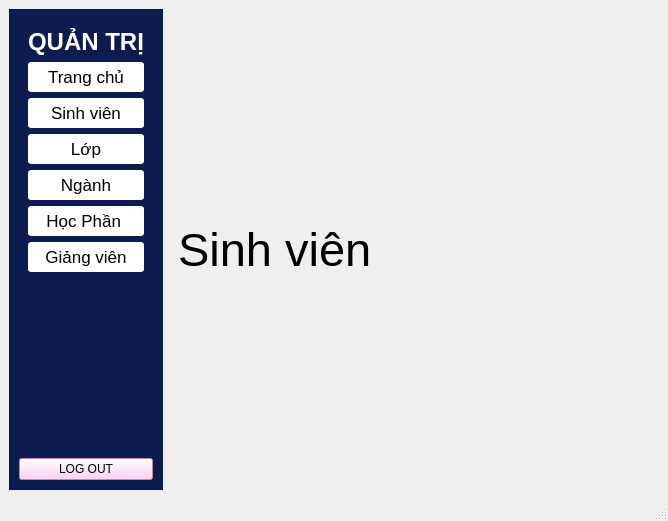
This is gui/quantri.ui in trungnguyen9999/StudentCheckedFace as Qt 5 draws it before an edit. The edited form follows.
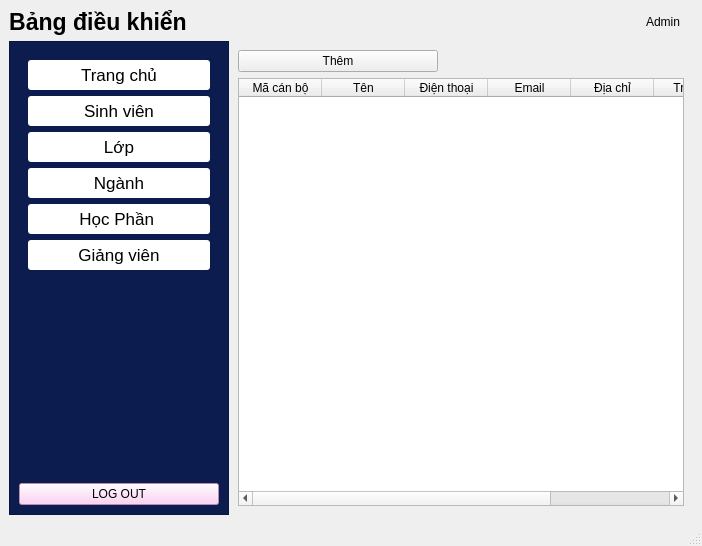
This is the edited form. Icons and pictures are not drawn.

What changed in the file:
```diff
--- a/gui/quantri.ui
+++ b/gui/quantri.ui
@@ -6,28 +6,109 @@
    <rect>
     <x>0</x>
     <y>0</y>
-    <width>668</width>
-    <height>521</height>
+    <width>702</width>
+    <height>546</height>
    </rect>
   </property>
   <property name="windowTitle">
    <string>Quản trị</string>
   </property>
   <widget class="QWidget" name="centralwidget">
-   <layout class="QGridLayout" name="gridLayout">
+   <layout class="QGridLayout" name="gridLayout_3">
     <item row="0" column="0">
-     <layout class="QHBoxLayout" name="horizontalLayout_2">
+     <layout class="QVBoxLayout" name="verticalLayout_2"/>
+    </item>
+    <item row="1" column="0">
+     <layout class="QHBoxLayout" name="horizontalLayout">
+      <item>
+       <widget class="QLabel" name="label">
+        <property name="maximumSize">
+         <size>
+          <width>16777215</width>
+          <height>50</height>
+         </size>
+        </property>
+        <property name="font">
+         <font>
+          <pointsize>17</pointsize>
+          <weight>75</weight>
+          <bold>true</bold>
+         </font>
+        </property>
+        <property name="styleSheet">
+         <string notr="true"/>
+        </property>
+        <property name="text">
+         <string>Bảng điều khiển</string>
+        </property>
+        <property name="alignment">
+         <set>Qt::AlignCenter</set>
+        </property>
+        <property name="margin">
+         <number>10</number>
+        </property>
+       </widget>
+      </item>
+      <item>
+       <spacer name="horizontalSpacer">
+        <property name="orientation">
+         <enum>Qt::Horizontal</enum>
+        </property>
+        <property name="sizeHint" stdset="0">
+         <size>
+          <width>40</width>
+          <height>20</height>
+         </size>
+        </property>
+       </spacer>
+      </item>
+      <item>
+       <widget class="QLabel" name="lblTenQuanTri">
+        <property name="text">
+         <string>Admin</string>
+        </property>
+        <property name="alignment">
+         <set>Qt::AlignRight|Qt::AlignTrailing|Qt::AlignVCenter</set>
+        </property>
+       </widget>
+      </item>
+      <item>
+       <widget class="QLabel" name="imgQuanTri">
+        <property name="maximumSize">
+         <size>
+          <width>40</width>
+          <height>40</height>
+         </size>
+        </property>
+        <property name="text">
+         <string/>
+        </property>
+        <property name="pixmap">
+         <pixmap>../images/user.png</pixmap>
+        </property>
+        <property name="scaledContents">
+         <bool>true</bool>
+        </property>
+       </widget>
+      </item>
+     </layout>
+    </item>
+    <item row="2" column="0">
+     <layout class="QHBoxLayout" name="horizontalLayout_3">
+      <property name="spacing">
+       <number>0</number>
+      </property>
       <item>
        <widget class="QFrame" name="frame">
         <property name="minimumSize">
          <size>
-          <width>0</width>
+          <width>220</width>
           <height>0</height>
          </size>
         </property>
         <property name="maximumSize">
          <size>
-          <width>300</width>
+          <width>400</width>
           <height>16777215</height>
          </size>
         </property>
@@ -48,6 +129,8 @@
         </property>
         <layout class="QGridLayout" name="gridLayout_4">
          <item row="0" column="0">
+          <layout class="QVBoxLayout" name="verticalLayout">
+           <item>
           <widget class="QWidget" name="widget" native="true">
            <property name="maximumSize">
             <size>
@@ -65,6 +148,7 @@
 	background-color:white;
 	border-radius: 3px;
 	height:30px;
+width:100%;
 }
 
 QPushButton:hover{
@@ -73,37 +157,8 @@
 font-weight:bold;
 }</string>
            </property>
-           <layout class="QVBoxLayout" name="verticalLayout_2">
-            <item>
-             <widget class="QLabel" name="label">
-              <property name="maximumSize">
-               <size>
-                <width>16777215</width>
-                <height>50</height>
-               </size>
-              </property>
-              <property name="font">
-               <font>
-                <pointsize>18</pointsize>
-                <weight>75</weight>
-                <bold>true</bold>
-               </font>
-              </property>
-              <property name="styleSheet">
-               <string notr="true">color: white;</string>
-              </property>
-              <property name="text">
-               <string>QUẢN TRỊ</string>
-              </property>
-              <property name="alignment">
-               <set>Qt::AlignCenter</set>
-              </property>
-              <property name="margin">
-               <number>10</number>
-              </property>
-             </widget>
-            </item>
-            <item>
+             <layout class="QGridLayout" name="gridLayout">
+              <item row="0" column="0">
              <widget class="QPushButton" name="btnTrangChu">
               <property name="font">
                <font>
@@ -123,7 +178,7 @@
               </property>
              </widget>
             </item>
-            <item>
+              <item row="1" column="0">
              <widget class="QPushButton" name="btnSinhVien">
               <property name="font">
                <font>
@@ -139,8 +194,8 @@
               </property>
              </widget>
             </item>
-            <item>
-             <widget class="QPushButton" name="pushButton_4">
+              <item row="2" column="0">
+               <widget class="QPushButton" name="btnLop">
               <property name="font">
                <font>
                 <pointsize>13</pointsize>
@@ -155,8 +210,8 @@
               </property>
              </widget>
             </item>
-            <item>
-             <widget class="QPushButton" name="pushButton_3">
+              <item row="3" column="0">
+               <widget class="QPushButton" name="btnNganh">
               <property name="font">
                <font>
                 <pointsize>13</pointsize>
@@ -171,8 +226,8 @@
               </property>
              </widget>
             </item>
-            <item>
-             <widget class="QPushButton" name="pushButton_7">
+              <item row="4" column="0">
+               <widget class="QPushButton" name="btnHocPhan">
               <property name="font">
                <font>
                 <pointsize>13</pointsize>
@@ -187,8 +242,8 @@
               </property>
              </widget>
             </item>
-            <item>
-             <widget class="QPushButton" name="pushButton_6">
+              <item row="5" column="0">
+               <widget class="QPushButton" name="btnGiangVien">
               <property name="font">
                <font>
                 <pointsize>13</pointsize>
@@ -206,36 +261,20 @@
            </layout>
           </widget>
          </item>
-         <item row="1" column="0">
-          <spacer name="verticalSpacer_2">
-           <property name="orientation">
-            <enum>Qt::Vertical</enum>
-           </property>
-           <property name="sizeHint" stdset="0">
-            <size>
-             <width>20</width>
-             <height>40</height>
-            </size>
-           </property>
-          </spacer>
-         </item>
-         <item row="2" column="0">
+           <item>
           <spacer name="verticalSpacer">
            <property name="orientation">
             <enum>Qt::Vertical</enum>
            </property>
-           <property name="sizeType">
-            <enum>QSizePolicy::Maximum</enum>
-           </property>
            <property name="sizeHint" stdset="0">
             <size>
-             <width>0</width>
-             <height>0</height>
+               <width>20</width>
+               <height>78</height>
             </size>
            </property>
           </spacer>
          </item>
-         <item row="3" column="0">
+           <item>
           <widget class="QPushButton" name="btnLogout">
            <property name="styleSheet">
             <string notr="true">background-color: rgb(255, 197, 242)</string>
@@ -250,12 +289,14 @@
           </widget>
          </item>
         </layout>
+         </item>
+        </layout>
        </widget>
       </item>
       <item>
        <widget class="QStackedWidget" name="stackedWidget">
         <property name="currentIndex">
-         <number>1</number>
+         <number>5</number>
         </property>
         <widget class="QWidget" name="trangchu">
          <layout class="QGridLayout" name="gridLayout_2">
@@ -280,7 +321,7 @@
          </layout>
         </widget>
         <widget class="QWidget" name="sinhvien">
-         <layout class="QGridLayout" name="gridLayout_3">
+         <layout class="QGridLayout" name="gridLayout_5">
           <item row="0" column="0">
            <widget class="QLabel" name="label_3">
             <property name="font">
@@ -295,6 +336,138 @@
           </item>
          </layout>
         </widget>
+        <widget class="QWidget" name="lop">
+         <widget class="QLabel" name="label_4">
+          <property name="geometry">
+           <rect>
+            <x>190</x>
+            <y>150</y>
+            <width>47</width>
+            <height>13</height>
+           </rect>
+          </property>
+          <property name="text">
+           <string>lop</string>
+          </property>
+         </widget>
+        </widget>
+        <widget class="QWidget" name="nganh">
+         <widget class="QLabel" name="label_5">
+          <property name="geometry">
+           <rect>
+            <x>170</x>
+            <y>170</y>
+            <width>47</width>
+            <height>13</height>
+           </rect>
+          </property>
+          <property name="text">
+           <string>nganh</string>
+          </property>
+         </widget>
+        </widget>
+        <widget class="QWidget" name="hocphan">
+         <widget class="QLabel" name="label_6">
+          <property name="geometry">
+           <rect>
+            <x>160</x>
+            <y>170</y>
+            <width>47</width>
+            <height>13</height>
+           </rect>
+          </property>
+          <property name="text">
+           <string>hoc phan</string>
+          </property>
+         </widget>
+        </widget>
+        <widget class="QWidget" name="giangvien">
+         <layout class="QGridLayout" name="gridLayout_6">
+          <item row="0" column="0">
+           <layout class="QVBoxLayout" name="verticalLayout_3">
+            <item>
+             <widget class="QPushButton" name="pushButton">
+              <property name="maximumSize">
+               <size>
+                <width>200</width>
+                <height>16777215</height>
+               </size>
+              </property>
+              <property name="text">
+               <string>Thêm</string>
+              </property>
+             </widget>
+            </item>
+            <item>
+             <widget class="QTableWidget" name="tbGiangVien">
+              <property name="horizontalScrollBarPolicy">
+               <enum>Qt::ScrollBarAsNeeded</enum>
+              </property>
+              <property name="sizeAdjustPolicy">
+               <enum>QAbstractScrollArea::AdjustToContents</enum>
+              </property>
+              <property name="showGrid">
+               <bool>true</bool>
+              </property>
+              <attribute name="horizontalHeaderCascadingSectionResizes">
+               <bool>true</bool>
+              </attribute>
+              <attribute name="horizontalHeaderDefaultSectionSize">
+               <number>83</number>
+              </attribute>
+              <attribute name="horizontalHeaderStretchLastSection">
+               <bool>false</bool>
+              </attribute>
+              <attribute name="verticalHeaderCascadingSectionResizes">
+               <bool>false</bool>
+              </attribute>
+              <attribute name="verticalHeaderDefaultSectionSize">
+               <number>30</number>
+              </attribute>
+              <attribute name="verticalHeaderStretchLastSection">
+               <bool>false</bool>
+              </attribute>
+              <column>
+               <property name="text">
+                <string>Mã cán bộ</string>
+               </property>
+              </column>
+              <column>
+               <property name="text">
+                <string>Tên</string>
+               </property>
+              </column>
+              <column>
+               <property name="text">
+                <string>Điện thoại</string>
+               </property>
+              </column>
+              <column>
+               <property name="text">
+                <string>Email</string>
+               </property>
+              </column>
+              <column>
+               <property name="text">
+                <string>Địa chỉ</string>
+               </property>
+              </column>
+              <column>
+               <property name="text">
+                <string>Trình độ</string>
+               </property>
+              </column>
+              <column>
+               <property name="text">
+                <string>Trạng thái</string>
+               </property>
+              </column>
+             </widget>
+            </item>
+           </layout>
+          </item>
+         </layout>
+        </widget>
        </widget>
       </item>
      </layout>
```
Left out of the diff: 1 changed line with no effect on the pictures. Lines whose indentation alone changed are shown as unchanged.
